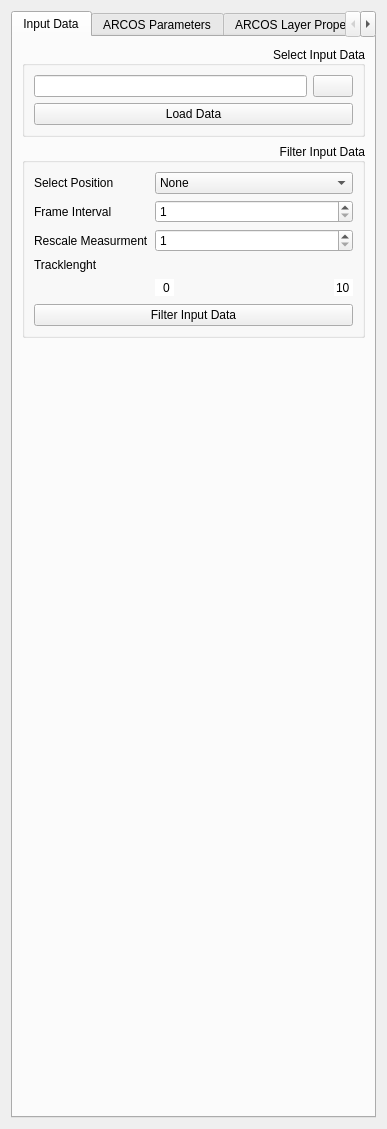
Before: the Qt Designer form src/arcos_gui/_ui/ARCOS_widget.ui in bgraedel/arcos-gui, drawn with Qt 5.
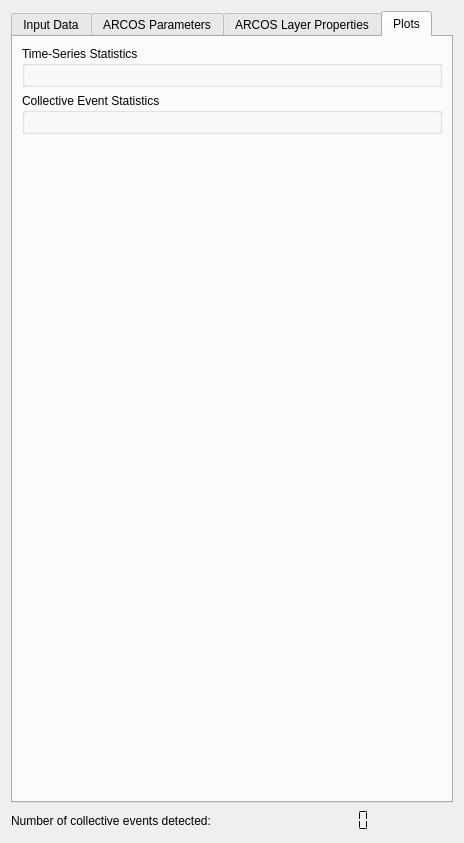
After: the same form once the commit is applied. The open tabs and pages were chosen to show the change.

Commit message: fixed collective event counter

```diff
--- a/src/arcos_gui/_ui/ARCOS_widget.ui
+++ b/src/arcos_gui/_ui/ARCOS_widget.ui
@@ -6,8 +6,8 @@
    <rect>
     <x>0</x>
     <y>0</y>
-    <width>387</width>
-    <height>1129</height>
+    <width>464</width>
+    <height>843</height>
    </rect>
   </property>
   <property name="windowTitle">
@@ -31,6 +31,21 @@
      <property name="currentIndex">
       <number>0</number>
      </property>
+     <property name="elideMode">
+      <enum>Qt::ElideNone</enum>
+     </property>
+     <property name="usesScrollButtons">
+      <bool>true</bool>
+     </property>
+     <property name="documentMode">
+      <bool>false</bool>
+     </property>
+     <property name="tabsClosable">
+      <bool>false</bool>
+     </property>
+     <property name="movable">
+      <bool>false</bool>
+     </property>
      <widget class="QWidget" name="tab">
       <attribute name="title">
        <string>Input Data</string>
@@ -1076,8 +1091,100 @@
        </item>
       </layout>
      </widget>
+     <widget class="QWidget" name="tab_4">
+      <attribute name="title">
+       <string>Plots</string>
+      </attribute>
+      <attribute name="toolTip">
+       <string>Various Plots with time-series stats and collective even stats</string>
+      </attribute>
+      <layout class="QVBoxLayout" name="verticalLayout_3">
+       <item>
+        <widget class="QGroupBox" name="timeseriesplot_groupbox">
+         <property name="toolTip">
+          <string>&lt;html&gt;&lt;head/&gt;&lt;body&gt;&lt;p&gt;A series of plots aimd at helping to visualize some measurment parameters&lt;/p&gt;&lt;/body&gt;&lt;/html&gt;</string>
+         </property>
+         <property name="title">
+          <string>Time-Series Statistics</string>
+         </property>
+         <layout class="QVBoxLayout" name="collevplot_layout">
+          <item>
+           <layout class="QVBoxLayout" name="tsplot_layout"/>
+          </item>
+         </layout>
+        </widget>
+       </item>
+       <item>
+        <widget class="QGroupBox" name="collevplot_goupbox">
+         <property name="toolTip">
+          <string>&lt;html&gt;&lt;head/&gt;&lt;body&gt;&lt;p&gt;Plot displaying collective event duration over collective event total size&lt;/p&gt;&lt;/body&gt;&lt;/html&gt;</string>
+         </property>
+         <property name="title">
+          <string>Collective Event Statistics</string>
+         </property>
+         <layout class="QVBoxLayout" name="timeseriesplot_layout">
+          <item>
+           <layout class="QVBoxLayout" name="evplot_layout"/>
+          </item>
+         </layout>
+        </widget>
+       </item>
+       <item>
+        <spacer name="verticalSpacer_8">
+         <property name="orientation">
+          <enum>Qt::Vertical</enum>
+         </property>
+         <property name="sizeHint" stdset="0">
+          <size>
+           <width>20</width>
+           <height>40</height>
+          </size>
+         </property>
+        </spacer>
+       </item>
+      </layout>
+     </widget>
     </widget>
    </item>
+   <item row="2" column="0">
+    <layout class="QHBoxLayout" name="horizontalLayout_3">
+     <item>
+      <widget class="QLabel" name="label">
+       <property name="toolTip">
+        <string>&lt;html&gt;&lt;head/&gt;&lt;body&gt;&lt;p&gt;Number of collective events detected with the current parameter settings&lt;/p&gt;&lt;/body&gt;&lt;/html&gt;</string>
+       </property>
+       <property name="text">
+        <string>Number of collective events detected:</string>
+       </property>
+      </widget>
+     </item>
+     <item>
+      <widget class="QLCDNumber" name="nbr_collev_display">
+       <property name="toolTip">
+        <string>&lt;html&gt;&lt;head/&gt;&lt;body&gt;&lt;p&gt;Number of collective events detected with the current parameter settings&lt;/p&gt;&lt;/body&gt;&lt;/html&gt;</string>
+       </property>
+       <property name="frameShape">
+        <enum>QFrame::NoFrame</enum>
+       </property>
+       <property name="lineWidth">
+        <number>0</number>
+       </property>
+       <property name="smallDecimalPoint">
+        <bool>false</bool>
+       </property>
+       <property name="mode">
+        <enum>QLCDNumber::Dec</enum>
+       </property>
+       <property name="segmentStyle">
+        <enum>QLCDNumber::Flat</enum>
+       </property>
+       <property name="value" stdset="0">
+        <double>0.000000000000000</double>
+       </property>
+      </widget>
+     </item>
+    </layout>
+   </item>
   </layout>
  </widget>
  <resources/>
```
Left out of the diff: 253 changed lines with no effect on the pictures. The commit also changes 4 other files.
